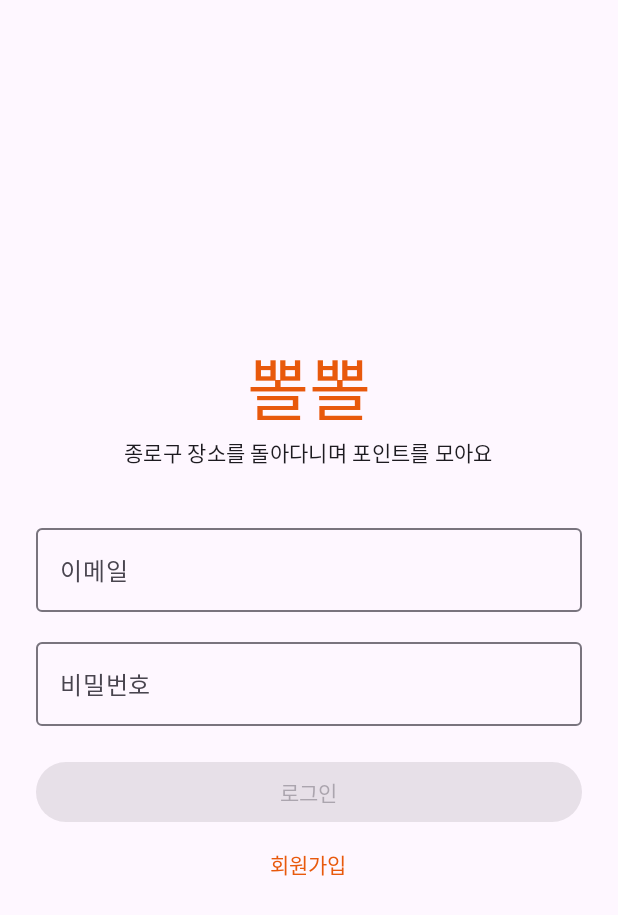
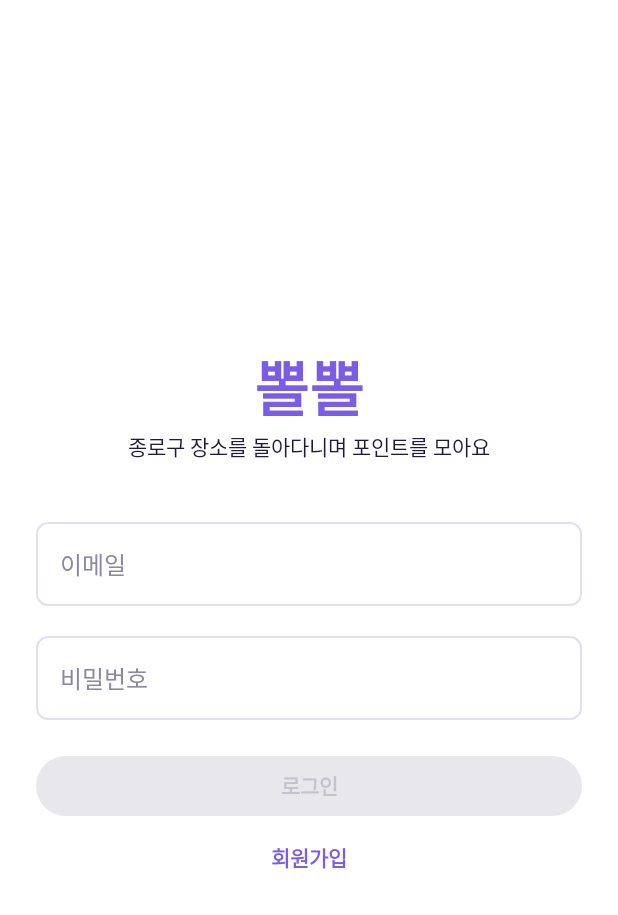
Before and after one commit to lsh775588-design/bbol-bbol-prototype, an Android app built with Jetpack Compose: the screen it shows after launch (MainActivity), on a phone screen of 412 x 824 dp. Shown: the top 915 px of the screen. Run offline under Robolectric (Android 15) with nearby library versions, the phone set to English and light mode, and no system bars; libraries missing offline, so code that uses them is left out: org.osmdroid.config; 4 statements that could not run were skipped.

Commit message:
디자인 시스템 추가: 보라 팔레트, 공통 컴포넌트, 발바닥 아이콘, 상태바 아이콘 대비

```diff
--- a/app/app/build.gradle.kts
+++ b/app/app/build.gradle.kts
@@ -57,6 +57,7 @@ dependencies {
     implementation(libs.compose.ui)
     implementation(libs.compose.ui.tooling.preview)
     implementation(libs.compose.material3)
+    implementation(libs.compose.material.icons.extended)
     debugImplementation(libs.compose.ui.tooling)
     implementation(libs.retrofit)
     implementation(libs.retrofit.kotlinx.serialization)
--- a/app/app/src/main/java/com/bbolbbol/app/MainActivity.kt
+++ b/app/app/src/main/java/com/bbolbbol/app/MainActivity.kt
@@ -1,8 +1,11 @@
 package com.bbolbbol.app
 
+import android.graphics.Color
 import android.os.Bundle
 import androidx.activity.ComponentActivity
+import androidx.activity.SystemBarStyle
 import androidx.activity.compose.setContent
+import androidx.activity.enableEdgeToEdge
 import androidx.compose.foundation.layout.fillMaxSize
 import androidx.compose.material3.Surface
 import androidx.compose.ui.Modifier
@@ -12,6 +15,11 @@ import com.bbolbbol.app.ui.theme.BbolTheme
 class MainActivity : ComponentActivity() {
     override fun onCreate(savedInstanceState: Bundle?) {
         super.onCreate(savedInstanceState)
+        // 앱은 밝은 화면만 쓴다. 시스템이 어두운 모드여도 상태바/내비게이션바 아이콘은 어둡게(light 스타일) 그린다.
+        enableEdgeToEdge(
+            statusBarStyle = SystemBarStyle.light(Color.TRANSPARENT, Color.TRANSPARENT),
+            navigationBarStyle = SystemBarStyle.light(Color.TRANSPARENT, Color.TRANSPARENT),
+        )
         val container = (application as BbolApplication).container
         setContent {
             BbolTheme {
--- a/app/app/src/main/java/com/bbolbbol/app/ui/theme/Theme.kt
+++ b/app/app/src/main/java/com/bbolbbol/app/ui/theme/Theme.kt
@@ -1,21 +1,104 @@
 package com.bbolbbol.app.ui.theme
 
+import androidx.compose.foundation.shape.RoundedCornerShape
 import androidx.compose.material3.MaterialTheme
+import androidx.compose.material3.Shapes
+import androidx.compose.material3.Typography
 import androidx.compose.material3.lightColorScheme
 import androidx.compose.runtime.Composable
 import androidx.compose.ui.graphics.Color
+import androidx.compose.ui.text.TextStyle
+import androidx.compose.ui.text.font.FontWeight
+import androidx.compose.ui.unit.dp
+import androidx.compose.ui.unit.sp
 
-private val Orange = Color(0xFFE8590C)
+/*
+ * 디자인 토큰. docs/UI 프로토타입의 4장 이미지에서 눈대중으로 추정한 값이다.
+ *  - Violet      #7B5CE6  버튼, 진행 막대, 선택된 탭/칩, 강조 숫자
+ *  - VioletDeep  #5B3FC4  진한 강조(포디움 1위, 제목 강조)
+ *  - Lavender    #EEE8FF  선택된 칩/아바타 배경/아이콘 배경
+ *  - Background  #F6F3FF  화면 배경(연한 라벤더)
+ *  - Ink         #1F1A3D  본문/제목 글자
+ *  - InkSoft     #8B87A0  보조 글자
+ *  - PawPink     #FF8FAB  발바닥 아이콘 포인트
+ *  - Success     #2FA866 / SuccessBg #DDF6E6  "완료", "진행 중" 칩
+ *  - Neutral     #8A8794 / NeutralBg #ECEAF1  "시작 전" 칩
+ *  - Gold/Silver/Bronze  포디움 메달 색
+ */
+object BbolColors {
+    val Violet = Color(0xFF7B5CE6)
+    val VioletDeep = Color(0xFF5B3FC4)
+    val Lavender = Color(0xFFEEE8FF)
+    val LavenderStrong = Color(0xFFD9CEFF)
+    val Background = Color(0xFFF6F3FF)
+    val Ink = Color(0xFF1F1A3D)
+    val InkSoft = Color(0xFF8B87A0)
+    val PawPink = Color(0xFFFF8FAB)
+    val PawPinkBg = Color(0xFFFFE3EC)
+    val Success = Color(0xFF2FA866)
+    val SuccessBg = Color(0xFFDDF6E6)
+    val Neutral = Color(0xFF8A8794)
+    val NeutralBg = Color(0xFFECEAF1)
+    val Gold = Color(0xFFF2B431)
+    val Silver = Color(0xFF9AA6C4)
+    val Bronze = Color(0xFFE58A5A)
+    val Outline = Color(0xFFE3DDF5)
+}
+
+object BbolShapes {
+    val Card = RoundedCornerShape(20.dp)
+    val Sheet = RoundedCornerShape(topStart = 28.dp, topEnd = 28.dp)
+    val Pill = RoundedCornerShape(50)
+    val Tile = RoundedCornerShape(16.dp)
+}
 
 private val Colors = lightColorScheme(
-    primary = Orange,
+    primary = BbolColors.Violet,
     onPrimary = Color.White,
-    primaryContainer = Color(0xFFFFE8D6),
-    onPrimaryContainer = Color(0xFF4A1D00),
-    secondary = Color(0xFF495057),
+    primaryContainer = BbolColors.Lavender,
+    onPrimaryContainer = BbolColors.VioletDeep,
+    secondary = BbolColors.InkSoft,
+    onSecondary = Color.White,
+    secondaryContainer = BbolColors.Lavender,
+    onSecondaryContainer = BbolColors.VioletDeep,
+    tertiary = BbolColors.PawPink,
+    background = BbolColors.Background,
+    onBackground = BbolColors.Ink,
+    surface = Color.White,
+    onSurface = BbolColors.Ink,
+    surfaceVariant = BbolColors.Lavender,
+    onSurfaceVariant = BbolColors.InkSoft,
+    surfaceContainerLow = Color.White,
+    surfaceContainer = Color.White,
+    surfaceContainerHigh = Color.White,
+    surfaceContainerHighest = BbolColors.Lavender,
+    outline = BbolColors.Outline,
+    outlineVariant = BbolColors.Outline,
+    error = Color(0xFFD64550),
+)
+
+private val Shapes = Shapes(
+    extraSmall = RoundedCornerShape(8.dp),
+    small = RoundedCornerShape(12.dp),
+    medium = RoundedCornerShape(16.dp),
+    large = RoundedCornerShape(20.dp),
+    extraLarge = RoundedCornerShape(28.dp),
+)
+
+private val Type = Typography(
+    displayMedium = TextStyle(fontSize = 40.sp, fontWeight = FontWeight.ExtraBold, color = BbolColors.Ink),
+    headlineMedium = TextStyle(fontSize = 28.sp, lineHeight = 34.sp, fontWeight = FontWeight.ExtraBold),
+    titleLarge = TextStyle(fontSize = 22.sp, lineHeight = 28.sp, fontWeight = FontWeight.Bold),
+    titleMedium = TextStyle(fontSize = 16.sp, lineHeight = 22.sp, fontWeight = FontWeight.Bold),
+    bodyLarge = TextStyle(fontSize = 16.sp, lineHeight = 24.sp),
+    bodyMedium = TextStyle(fontSize = 14.sp, lineHeight = 20.sp),
+    bodySmall = TextStyle(fontSize = 12.sp, lineHeight = 16.sp),
+    labelLarge = TextStyle(fontSize = 14.sp, fontWeight = FontWeight.SemiBold),
+    labelMedium = TextStyle(fontSize = 12.sp, fontWeight = FontWeight.SemiBold),
+    labelSmall = TextStyle(fontSize = 11.sp, fontWeight = FontWeight.Medium),
 )
 
 @Composable
 fun BbolTheme(content: @Composable () -> Unit) {
-    MaterialTheme(colorScheme = Colors, content = content)
+    MaterialTheme(colorScheme = Colors, shapes = Shapes, typography = Type, content = content)
 }
--- a/app/gradle/libs.versions.toml
+++ b/app/gradle/libs.versions.toml
@@ -26,6 +26,7 @@ compose-ui = { module = "androidx.compose.ui:ui" }
 compose-ui-tooling-preview = { module = "androidx.compose.ui:ui-tooling-preview" }
 compose-ui-tooling = { module = "androidx.compose.ui:ui-tooling" }
 compose-material3 = { module = "androidx.compose.material3:material3" }
+compose-material-icons-extended = { module = "androidx.compose.material:material-icons-extended" }
 retrofit = { module = "com.squareup.retrofit2:retrofit", version.ref = "retrofit" }
 retrofit-kotlinx-serialization = { module = "com.squareup.retrofit2:converter-kotlinx-serialization", version.ref = "retrofit" }
 okhttp = { module = "com.squareup.okhttp3:okhttp", version.ref = "okhttp" }
```
Also changed, not shown: app/app/src/main/java/com/bbolbbol/app/ui/common/Category.kt (added, +26 -0 lines), app/app/src/main/java/com/bbolbbol/app/ui/common/Components.kt (added, +232 -0 lines), app/app/src/main/java/com/bbolbbol/app/ui/common/Location.kt (added, +36 -0 lines), app/app/src/main/java/com/bbolbbol/app/ui/common/PawIcon.kt (added, +29 -0 lines), app/app/src/main/java/com/bbolbbol/app/util/Formatters.kt (+24 -0 lines).
